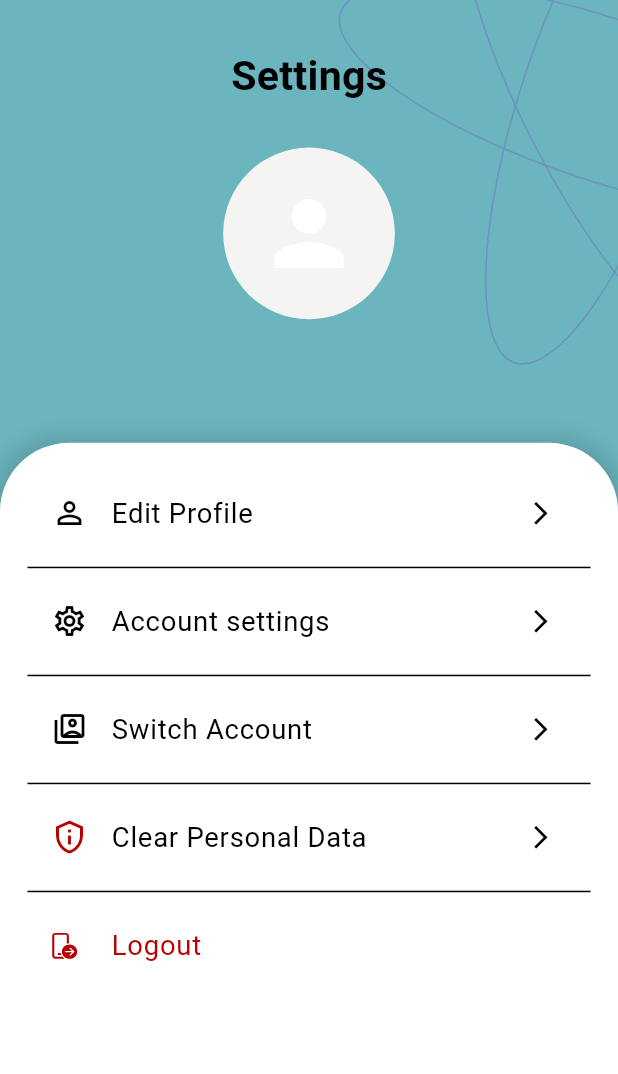
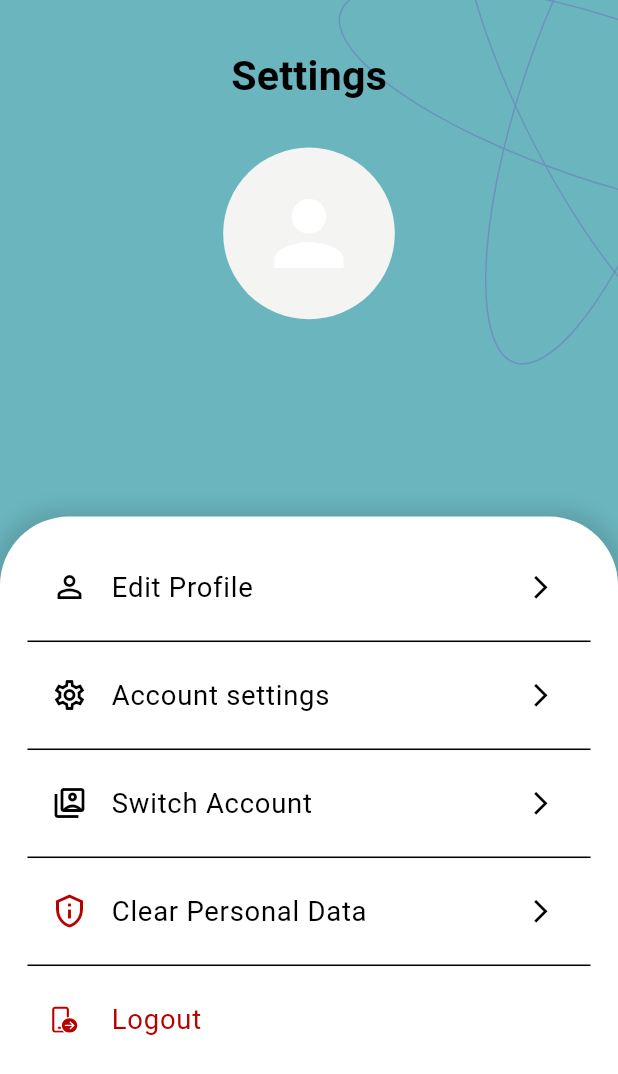
Before and after one commit to mehedidevs/nirvar, a Flutter app: the ProfileScreen screen opened by its route, on a phone screen of 412 x 824 dp. Shown: the top 1074 px of the screen. Run offline on Flutter 3.47's test engine with Material 3 defaults, Android fonts, the phone set to English and light mode, and no system bars; our stand-ins replace another_flushbar, awesome_notifications, dartz, device_info_plus, dio, dotted_border and 23 more; missing offline and left inert: dart:ffi, fl_downloader, google_mlkit_text_recognition; accounts and stored records are empty; generated files the repository leaves out were written again.

Commit message:
work on the Edit Profile Screen and refresh is done properly
Work on the folder details screen state management is done nicely

Work on the State Management is done nicely along with other works in the Status Screen

Work on the delete issues is done nicely

Work on the Account Switching is done nicely
Work On the Local Notification is done
Work On the FCM is done
Notification routing is done also
Work on the Notification UI is done also

Work on the Route is going on to avoid the system back button

Data Deletion policy is implemented

Work on the User Profile is done nicely
Along with ProfilePicture

Work on the App theme is also done

```diff
--- a/lib/screens/main/home/components/blood_glucose_card.dart
+++ b/lib/screens/main/home/components/blood_glucose_card.dart
@@ -52,7 +52,7 @@ class _BloodGlucoseCardState extends State<BloodGlucoseCard> {
     String glucoseLevel =
     (glucoseLevelForPastSevenDays.avgLevel != null) ? glucoseLevelForPastSevenDays.avgLevel.toString() : 'N/A';
     return HealthCard(
-      value: '$glucoseLevel/10',
+      value: glucoseLevel,
       average: 'Last 7 days Avg',
       label: 'Blood Glucose',
       onPressed: () {},
--- a/lib/screens/main/profile/account_settings_screen.dart
+++ b/lib/screens/main/profile/account_settings_screen.dart
@@ -128,7 +128,7 @@ class _AccountSettingsScreenState extends State<AccountSettingsScreen> {
             },
             builder: (context, state) {
               return Positioned(
-                top: ScreenUtil().screenHeight * 0.25.h,
+                top: ScreenUtil().screenHeight * 0.3.h,
                 left: 0,
                 right: 0,
                 bottom: 0,
--- /dev/null
+++ b/lib/screens/main/profile/components/user_profile_details.dart
@@ -0,0 +1,150 @@
+import 'package:flutter/material.dart';
+import 'package:flutter_bloc/flutter_bloc.dart';
+import 'package:flutter_screenutil/flutter_screenutil.dart';
+import 'package:flutter_spinkit/flutter_spinkit.dart';
+
+import '../../../../bloc/account_holder/account_holder_bloc.dart';
+import '../../../../bloc/user_profile_details/user_profile_details_bloc.dart';
+import '../../../../data/local/entity/account_holder.dart';
+import '../../../../data/preference/user_id_storage.dart';
+import '../../../../injection_container.dart';
+import '../../../../models/user_profile/user_profile.dart';
+import '../../../../repository/account_holder/account_holder_repository.dart';
+import '../../../utils/app_colors.dart';
+
+class UserProfileDetails extends StatefulWidget {
+  const UserProfileDetails({super.key});
+
+  @override
+  State<UserProfileDetails> createState() => _UserProfileDetailsState();
+}
+
+class _UserProfileDetailsState extends State<UserProfileDetails> {
+
+  @override
+  void initState() {
+    super.initState();
+    context.read<UserProfileDetailsBloc>().add(GetUserProfileDetailsFromApi());
+  }
+
+  @override
+  Widget build(BuildContext context) {
+    return BlocListener<UserProfileDetailsBloc, UserProfileDetailsState>(
+      listenWhen: (previous, current) =>
+      previous.status != current.status &&
+          current.status == UserProfileDetailsStatus.success,
+      listener: (context, state) {
+        _updateTheAccountHolder(state.userProfile);
+      },
+      child: BlocBuilder<UserProfileDetailsBloc, UserProfileDetailsState>(
+        buildWhen: (previous, current) =>
+        previous.userProfile != current.userProfile ||
+            previous.status != current.status,
+        builder: (context, state) {
+          return switch (state.status) {
+            UserProfileDetailsStatus.initial => _buildDefaultProfilePicture(),
+            UserProfileDetailsStatus.loading => _buildLoader(),
+            UserProfileDetailsStatus.success ||
+            UserProfileDetailsStatus.refreshing =>
+                _buildSuccessWidget(state.userProfile),
+            UserProfileDetailsStatus.failure => _buildDefaultProfilePicture(),
+          };
+        },
+      ),
+    );
+  }
+
+  Widget _buildLoader() {
+    return Center(
+            child: SpinKitChasingDots(
+                color: AppColors.white,
+                size: 50.sp));
+  }
+
+  Widget _buildDefaultProfilePicture() {
+    return  CircleAvatar(
+      radius: 50.r,
+      backgroundColor: AppColors.white,
+      child: Icon(Icons.person, size: 60.sp),
+    );
+  }
+
+  Widget _buildSuccessWidget(UserProfile userProfile){
+    return Column(
+      mainAxisAlignment: MainAxisAlignment.center,
+      children: [
+        Stack(
+          children: [
+            (userProfile.photo == null || userProfile.photo!.isEmpty)
+                ? _buildDefaultProfilePicture()
+                : CircleAvatar(
+              radius: 50.r,
+              backgroundColor: AppColors.white,
+              child: ClipOval(
+                child: Image.network(
+                  userProfile.photo ?? " ",
+                  fit: BoxFit.cover,
+                  height:  50.r * 2.sp,
+                  width: 50.r * 2.sp,
+                  errorBuilder: (context, error, stackTrace) {
+                    // Fallback widget when image fails to load
+                    return Icon(
+                      Icons.person,
+                      size:  50.r,
+                      color: AppColors.grey,
+                    );
+                  },
+                ),
+              ),
+            ),
+          ],
+        ),
+        SizedBox(height: 12.h),
+        Text(
+          userProfile.name ?? "N/A",
+          style: TextStyle(
+            fontSize: 20.sp,
+            fontWeight: FontWeight.bold,
+          ),
+        ),
+        Text(
+          userProfile.email ?? 'N/A',
+          style: TextStyle(
+            fontSize: 14.sp,
+            color: Colors.white.withOpacity(0.7),
+          ),
+        ),
+      ],
+    );
+
+  }
+
+  Future<void> _updateTheAccountHolder(UserProfile userProfile) async {
+    try {
+      // Get the user ID from storage
+      int? userId = await sl<UserIdStorage>().getUserID();
+      // Fetch the account holder by ID using the Bloc
+      final bloc = sl<AccountHolderBloc>();
+      if (userId != null && userId != 0) {
+        var user = await sl<AccountHolderRepository>().findAccountHolderById(userId);
+        if(user != null){
+          AccountHolder accountHolder = AccountHolder(
+            id: user.id,
+            role: user.role,
+            password: user.password,
+            email: userProfile.email,
+            number: user.number,
+            photo: userProfile.photo,
+            name: userProfile.name,
+          );
+          bloc.add(AccountHolderUpdated(accountHolder: accountHolder));
+
+          print('User Updated');
+        }
+      }
+    } catch (e) {
+      // Handle any errors
+      print("Error updating the account holder: $e");
+    }
+  }
+}
--- a/lib/screens/main/profile/edit_profile_screen.dart
+++ b/lib/screens/main/profile/edit_profile_screen.dart
@@ -308,7 +308,7 @@ class _EditProfileScreenState extends State<EditProfileScreen> {
                 ),
                 // Profile Card with Form
                 Positioned(
-                  top: ScreenUtil().screenHeight * 0.25.h,
+                  top: ScreenUtil().screenHeight * 0.3.h,
                   left: 0,
                   right: 0,
                   bottom: 0,
--- a/lib/screens/main/profile/profile_screen.dart
+++ b/lib/screens/main/profile/profile_screen.dart
@@ -7,7 +7,10 @@ import 'package:nirvar/bloc/account_holder/account_holder_bloc.dart';
 import 'package:nirvar/data/local/entity/account_holder.dart';
 import 'package:nirvar/data/preference/user_id_storage.dart';
 import 'package:nirvar/models/user_profile/user_profile.dart';
+import 'package:nirvar/routes/navigation_helper.dart';
+import 'package:nirvar/routes/routes_name.dart';
 import 'package:nirvar/screens/auth/sign_in_screen.dart';
+import 'package:nirvar/screens/main/profile/components/user_profile_details.dart';
 import 'package:nirvar/screens/main/profile/delete_information_screen.dart';
 import 'package:nirvar/screens/main/profile/edit_profile_screen.dart';
 import 'package:nirvar/screens/switch_account/account_holders_screen.dart';
@@ -90,7 +93,7 @@ class _ProfileScreenState extends State<ProfileScreen> {
                     top: ScreenUtil().screenHeight * .1.h,
                     left: 0,
                     right: 0,
-                    child: _getUserInformation(),
+                    child: UserProfileDetails(),
                   ),
                 ],
               ),
@@ -98,7 +101,7 @@ class _ProfileScreenState extends State<ProfileScreen> {
 
             // White rounded container with list items
             Positioned(
-              top: ScreenUtil().screenHeight * 0.3.h,
+              top: ScreenUtil().screenHeight * 0.35.h,
               left: 0,
               right: 0,
               bottom: 0,
@@ -206,10 +209,13 @@ class _ProfileScreenState extends State<ProfileScreen> {
                                 // Somewhere in your logout button's onPressed or logout logic
                                 BlocProvider.of<PatientFolderBloc>(context).add(LogoutEvent());
                                 BlocProvider.of<AccountHolderBloc>(context).add(LogOutAccountEvent());
-                                Navigator.of(context, rootNavigator: true)
-                                    .pushReplacement(MaterialPageRoute(
-                                        builder: (context) =>
-                                            const SignInScreen()));
+
+                                context.pushNamedAndRemoveUntil(routeName: RoutesName.signInScreen);
+
+                                // Navigator.of(context, rootNavigator: true)
+                                //     .pushReplacement(MaterialPageRoute(
+                                //         builder: (context) =>
+                                //             const SignInScreen()));
                               }
                             }
                           });
@@ -316,153 +322,153 @@ class _ProfileScreenState extends State<ProfileScreen> {
         false; // If the dialog is dismissed without a return value, return false
   }
 
-  Widget _getUserInformation() {
-    final authRepository = sl<AuthRepository>();
-    return FutureBuilder(
-      future: authRepository.getUserProfile(),
-      builder: (context, snapshot) {
-        if (snapshot.connectionState == ConnectionState.waiting) {
-          return Center(
-              child: SpinKitChasingDots(
-                  color: AppColors.white,
-                  size: 50.sp));
-        }
-
-        if (!snapshot.hasData) {
-          return Column(
-            mainAxisAlignment: MainAxisAlignment.center,
-            children: [
-              Stack(
-                children: [
-                  CircleAvatar(
-                    radius: 50.r,
-                    backgroundColor: AppColors.white,
-                    child: Icon(Icons.person, size: 60.sp),
-                  ),
-                  // Positioned Camera Icon Button
-                  // Positioned(
-                  //   bottom: 2,
-                  //   right: 0,
-                  //   child: SvgPicture.asset(
-                  //     AssetsPath.cameraSvg,
-                  //     height: 25.h,
-                  //     width: 25.w,
-                  //   ),
-                  // ),
-                ],
-              ),
-              SizedBox(height: 12.h),
-              // Text(
-              //   'N/A',
-              //   style: TextStyle(
-              //     fontSize: 20.sp,
-              //     fontWeight: FontWeight.bold,
-              //   ),
-              // ),
-            ],
-          );
-        }
-
-        return snapshot.data!.fold((error) {
-          return Column(
-            mainAxisAlignment: MainAxisAlignment.center,
-            children: [
-              Stack(
-                children: [
-                  CircleAvatar(
-                    radius: 50.r,
-                    backgroundColor: AppColors.white,
-                    child: Icon(Icons.person, size: 60.sp),
-                  ),
-                  // Positioned Camera Icon Button
-                  // Positioned(
-                  //   bottom: 2,
-                  //   right: 0,
-                  //   child: SvgPicture.asset(
-                  //     AssetsPath.cameraSvg,
-                  //     height: 25.h,
-                  //     width: 25.w,
-                  //   ),
-                  // ),
-                ],
-              ),
-              SizedBox(height: 12.h),
-              // Text(
-              //   error.message,
-              //   style: TextStyle(
-              //     fontSize: 20.sp,
-              //     fontWeight: FontWeight.bold,
-              //   ),
-              // ),
-            ],
-          );
-        }, (success) {
-          _updateTheAccountHolder(success);
-
-          return Column(
-            mainAxisAlignment: MainAxisAlignment.center,
-            children: [
-              Stack(
-                children: [
-                  (success.photo == null || success.photo!.isEmpty)
-                      ? CircleAvatar(
-                          radius: 50.r,
-                          backgroundColor: AppColors.white,
-                          child: Icon(Icons.person, size: 60.sp),
-                        )
-                      : CircleAvatar(
-                          radius: 50.r,
-                          backgroundColor: AppColors.white,
-                          child: ClipOval(
-                            child: Image.network(
-                              success.photo ?? " ",
-                              fit: BoxFit.cover,
-                              height:  50.r * 2.sp,
-                              width: 50.r * 2.sp,
-                              errorBuilder: (context, error, stackTrace) {
-                                // Fallback widget when image fails to load
-                                return Icon(
-                                  Icons.person,
-                                  size:  50.r,
-                                  color: AppColors.grey,
-                                );
-                              },
-                            ),
-                          ),
-                        ),
-                  // Positioned Camera Icon Button
-                  // Positioned(
-                  //   bottom: 2,
-                  //   right: 0,
-                  //   child: SvgPicture.asset(
-                  //     AssetsPath.cameraSvg,
-                  //     height: 25.h,
-                  //     width: 25.w,
-                  //   ),
-                  // ),
-                ],
-              ),
-              SizedBox(height: 12.h),
-              Text(
-                success.name ?? "N/A",
-                style: TextStyle(
-                  fontSize: 20.sp,
-                  fontWeight: FontWeight.bold,
-                ),
-              ),
-              Text(
-                success.email ?? 'N/A',
-                style: TextStyle(
-                  fontSize: 14.sp,
-                  color: Colors.white.withOpacity(0.7),
-                ),
-              ),
-            ],
-          );
-        });
-      },
-    );
-  }
+  // Widget _getUserInformation() {
+  //   final authRepository = sl<AuthRepository>();
+  //   return FutureBuilder(
+  //     future: authRepository.getUserProfile(),
+  //     builder: (context, snapshot) {
+  //       if (snapshot.connectionState == ConnectionState.waiting) {
+  //         return Center(
+  //             child: SpinKitChasingDots(
+  //                 color: AppColors.white,
+  //                 size: 50.sp));
+  //       }
+  //
+  //       if (!snapshot.hasData) {
+  //         return Column(
+  //           mainAxisAlignment: MainAxisAlignment.center,
+  //           children: [
+  //             Stack(
+  //               children: [
+  //                 CircleAvatar(
+  //                   radius: 50.r,
+  //                   backgroundColor: AppColors.white,
+  //                   child: Icon(Icons.person, size: 60.sp),
+  //                 ),
+  //                 // Positioned Camera Icon Button
+  //                 // Positioned(
+  //                 //   bottom: 2,
+  //                 //   right: 0,
+  //                 //   child: SvgPicture.asset(
+  //                 //     AssetsPath.cameraSvg,
+  //                 //     height: 25.h,
+  //                 //     width: 25.w,
+  //                 //   ),
+  //                 // ),
+  //               ],
+  //             ),
+  //             SizedBox(height: 12.h),
+  //             // Text(
+  //             //   'N/A',
+  //             //   style: TextStyle(
+  //             //     fontSize: 20.sp,
+  //             //     fontWeight: FontWeight.bold,
+  //             //   ),
+  //             // ),
+  //           ],
+  //         );
+  //       }
+  //
+  //       return snapshot.data!.fold((error) {
+  //         return Column(
+  //           mainAxisAlignment: MainAxisAlignment.center,
+  //           children: [
+  //             Stack(
+  //               children: [
+  //                 CircleAvatar(
+  //                   radius: 50.r,
+  //                   backgroundColor: AppColors.white,
+  //                   child: Icon(Icons.person, size: 60.sp),
+  //                 ),
+  //                 // Positioned Camera Icon Button
+  //                 // Positioned(
+  //                 //   bottom: 2,
+  //                 //   right: 0,
+  //                 //   child: SvgPicture.asset(
+  //                 //     AssetsPath.cameraSvg,
+  //                 //     height: 25.h,
+  //                 //     width: 25.w,
+  //                 //   ),
+  //                 // ),
+  //               ],
+  //             ),
+  //             SizedBox(height: 12.h),
+  //             // Text(
+  //             //   error.message,
+  //             //   style: TextStyle(
+  //             //     fontSize: 20.sp,
+  //             //     fontWeight: FontWeight.bold,
+  //             //   ),
+  //             // ),
+  //           ],
+  //         );
+  //       }, (success) {
+  //         _updateTheAccountHolder(success);
+  //
+  //         return Column(
+  //           mainAxisAlignment: MainAxisAlignment.center,
+  //           children: [
+  //             Stack(
+  //               children: [
+  //                 (success.photo == null || success.photo!.isEmpty)
+  //                     ? CircleAvatar(
+  //                         radius: 50.r,
+  //                         backgroundColor: AppColors.white,
+  //                         child: Icon(Icons.person, size: 60.sp),
+  //                       )
+  //                     : CircleAvatar(
+  //                         radius: 50.r,
+  //                         backgroundColor: AppColors.white,
+  //                         child: ClipOval(
+  //                           child: Image.network(
+  //                             success.photo ?? " ",
+  //                             fit: BoxFit.cover,
+  //                             height:  50.r * 2.sp,
+  //                             width: 50.r * 2.sp,
+  //                             errorBuilder: (context, error, stackTrace) {
+  //                               // Fallback widget when image fails to load
+  //                               return Icon(
+  //                                 Icons.person,
+  //                                 size:  50.r,
+  //                                 color: AppColors.grey,
+  //                               );
+  //                             },
+  //                           ),
+  //                         ),
+  //                       ),
+  //                 // Positioned Camera Icon Button
+  //                 // Positioned(
+  //                 //   bottom: 2,
+  //                 //   right: 0,
+  //                 //   child: SvgPicture.asset(
+  //                 //     AssetsPath.cameraSvg,
+  //                 //     height: 25.h,
+  //                 //     width: 25.w,
+  //                 //   ),
+  //                 // ),
+  //               ],
+  //             ),
+  //             SizedBox(height: 12.h),
+  //             Text(
+  //               success.name ?? "N/A",
+  //               style: TextStyle(
+  //                 fontSize: 20.sp,
+  //                 fontWeight: FontWeight.bold,
+  //               ),
+  //             ),
+  //             Text(
+  //               success.email ?? 'N/A',
+  //               style: TextStyle(
+  //                 fontSize: 14.sp,
+  //                 color: Colors.white.withOpacity(0.7),
+  //               ),
+  //             ),
+  //           ],
+  //         );
+  //       });
+  //     },
+  //   );
+  // }
 
   Future<void> _updateTheAccountHolder(UserProfile userProfile) async {
     try {
--- a/lib/screens/widgets/health_card.dart
+++ b/lib/screens/widgets/health_card.dart
@@ -42,7 +42,7 @@ class HealthCard extends StatelessWidget {
                     child: Text(
                       value,
                       style: TextStyle(
-                        fontSize: 24.sp,
+                        fontSize: 20.sp,
                         color: Colors.white,
                         fontWeight: FontWeight.bold,
                       ),
```
